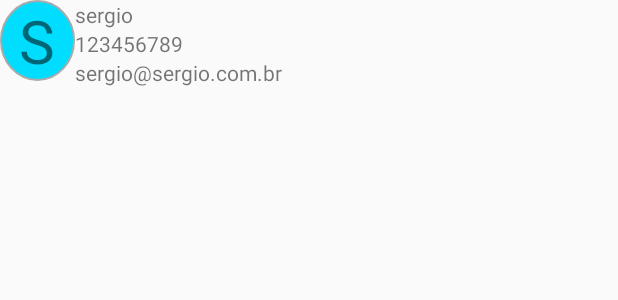
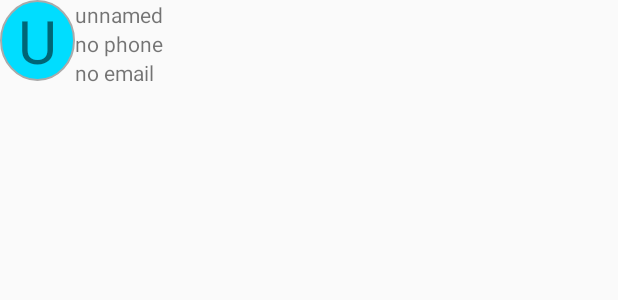
Before and after one commit to sergiosilvajr/ContactEmbedView, an Android app: the layout adapter_row.xml on its own in the app's theme, with its tools: preview values and no code run, on a phone screen of 412 x 824 dp. Shown: the top 300 px of the screen. Run offline under Robolectric (Android 15) with nearby library versions, the phone set to English and light mode, and no system bars.

```diff
--- a/CustomView/app/src/main/res/layout/activity_main.xml
+++ b/CustomView/app/src/main/res/layout/activity_main.xml
@@ -1,7 +1,6 @@
 <?xml version="1.0" encoding="utf-8"?>
 <RelativeLayout xmlns:android="http://schemas.android.com/apk/res/android"
     xmlns:tools="http://schemas.android.com/tools"
-    xmlns:auto="http://schemas.android.com/apk/res-auto"
     android:layout_width="match_parent"
     android:layout_height="match_parent"
     android:paddingBottom="@dimen/activity_vertical_margin"
--- a/CustomView/app/src/main/res/layout/adapter_row.xml
+++ b/CustomView/app/src/main/res/layout/adapter_row.xml
@@ -1,7 +1,7 @@
 <?xml version="1.0" encoding="utf-8"?>
 <LinearLayout xmlns:android="http://schemas.android.com/apk/res/android"
     android:orientation="horizontal"
-    android:layout_width="match_parent"
+    android:layout_width="wrap_content"
     android:layout_height="wrap_content"
     >
     <TextView
@@ -11,7 +11,7 @@
         android:gravity="center"
         android:layout_width="50dp"
         android:background="@drawable/circle_view"
-        android:text="S"/>
+        android:text="U"/>
 
     <LinearLayout
         android:orientation="vertical"
@@ -21,16 +21,16 @@
             android:id="@+id/text_view_item_name"
             android:layout_width="wrap_content"
             android:layout_height="wrap_content"
-            android:text="sergio"/>
+            android:text="unnamed"/>
         <TextView
             android:id="@+id/text_view_item_phone"
             android:layout_width="wrap_content"
             android:layout_height="wrap_content"
-            android:text="123456789"/>
+            android:text="no phone"/>
         <TextView
             android:id="@+id/text_view_item_email"
             android:layout_width="wrap_content"
             android:layout_height="wrap_content"
-            android:text="sergio@sergio.com.br"/>
+            android:text="no email"/>
     </LinearLayout>
 </LinearLayout>
```
Also changed, not shown: CustomView/app/src/main/java/com/viewutils/sergiosilvajr/customview/adapters/ContactAdapter.java (+3 -4 lines), CustomView/app/src/main/java/com/viewutils/sergiosilvajr/customview/utils/ContactUtils.java (+11 -9 lines).
